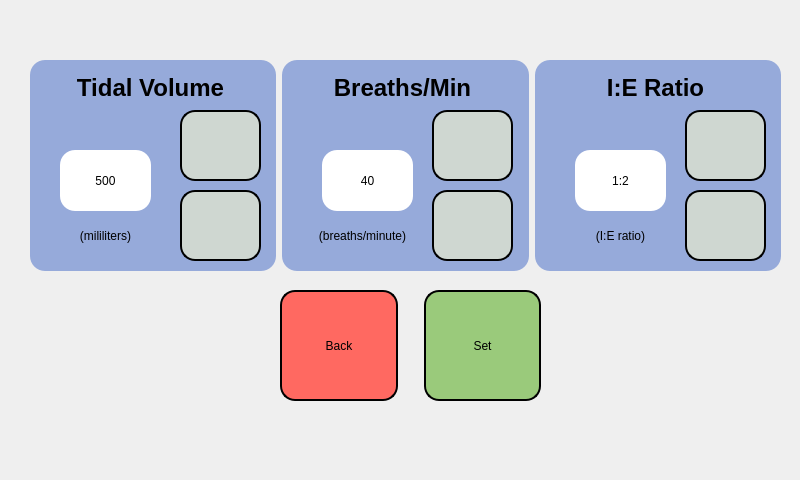
Qt form software/control_system/gui/edit_parameters.ui (VentCU/bbwtb) before a commit.
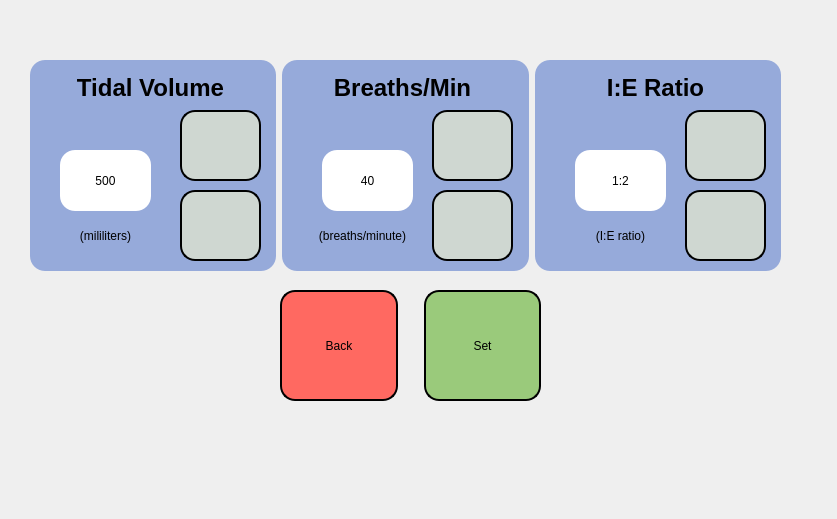
The same form after that commit. Icons and pictures are not drawn.

What changed in the file:
```diff
--- a/software/control_system/gui/edit_parameters.ui
+++ b/software/control_system/gui/edit_parameters.ui
@@ -9,9 +9,15 @@
    <rect>
     <x>0</x>
     <y>0</y>
+    <width>837</width>
+    <height>519</height>
+   </rect>
+  </property>
+  <property name="minimumSize">
+   <size>
     <width>800</width>
     <height>480</height>
-   </rect>
+   </size>
   </property>
   <property name="windowTitle">
    <string>VentCU Mock UI</string>
```
